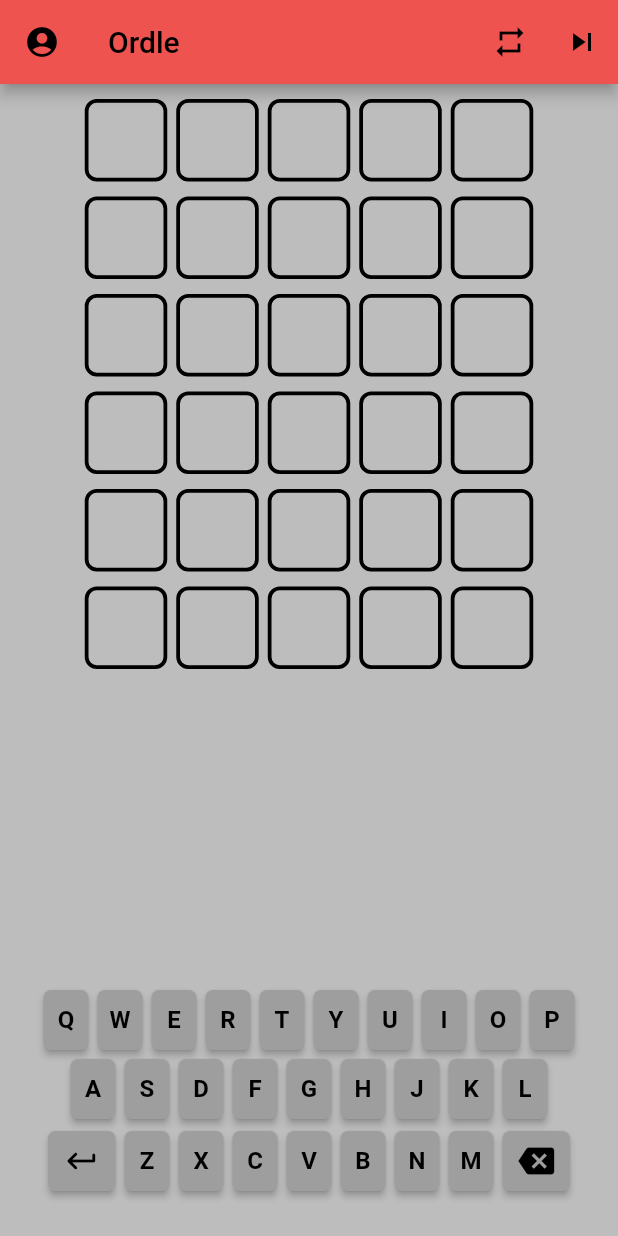
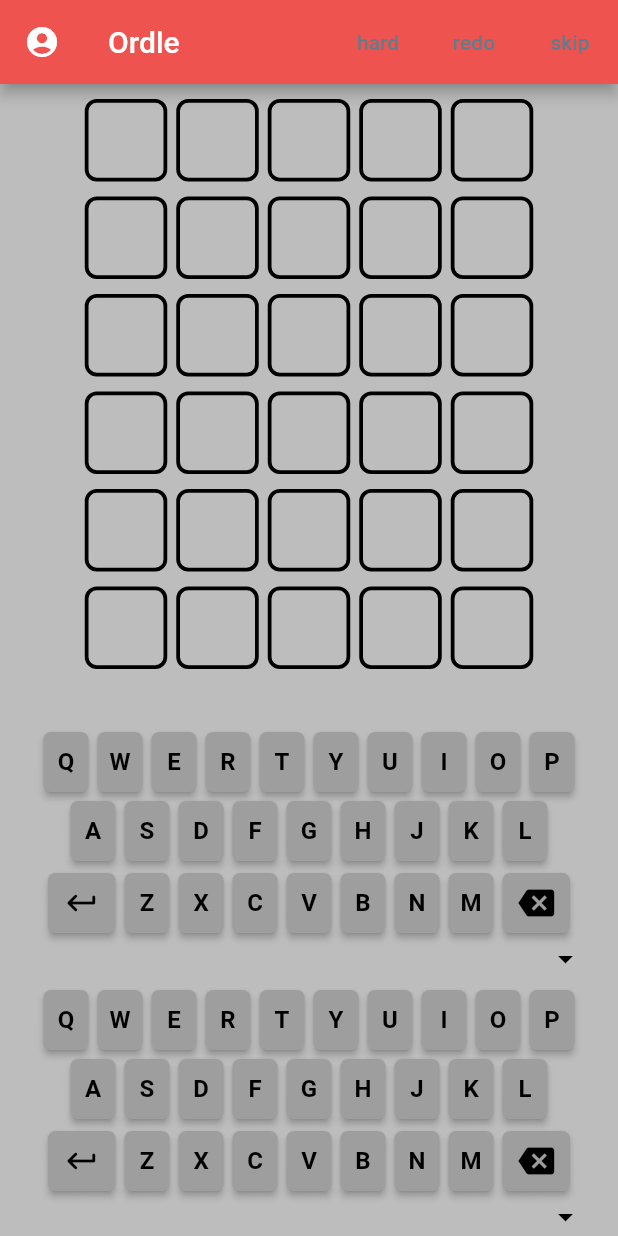
Before and after one commit to aminaramoon/ordle, a Flutter app: the screen it shows after launch, on a phone screen of 412 x 824 dp. Run offline on Flutter 3.47's test engine with Material 2 defaults, Android fonts, the phone set to English and light mode, and no system bars; our stand-ins replace shared_preferences; project files that could hold a hidden picture were left out.

Commit message:
(+) visible keyboard

```diff
--- a/lib/main.dart
+++ b/lib/main.dart
@@ -34,10 +34,16 @@ class OrdleApp extends StatelessWidget {
         title: 'Ordle',
         debugShowCheckedModeBanner: false,
         theme: ThemeData(
-          primarySwatch: Colors.amber,
+          primarySwatch: Colors.blueGrey,
         ),
         routes: {
-          '/': (context) => const LifetimeReactor(child: GameScreen()),
+          '/': (context) => LifetimeReactor(
+                child: const GameScreen(),
+                onResume: () =>
+                    context.read<KeyboardProvider>().setVisible(true),
+                onInactive: () =>
+                    context.read<KeyboardProvider>().setVisible(false),
+              ),
         },
       ),
     );
--- a/lib/screens/game_screen.dart
+++ b/lib/screens/game_screen.dart
@@ -27,14 +27,16 @@ class GameScreen extends StatelessWidget {
           },
         ),
         actions: [
-          IconButton(
-            icon: const Icon(Icons.repeat),
-            tooltip: 'reset',
+          TextButton(
+            child: const Text("hard"),
+            onPressed: () => context.read<KeyboardProvider>().toggleHardMode(),
+          ),
+          TextButton(
+            child: const Text("redo"),
             onPressed: () => context.read<KeyboardProvider>().reset(),
           ),
-          IconButton(
-            icon: const Icon(Icons.skip_next),
-            tooltip: 'skip',
+          TextButton(
+            child: const Text("skip"),
             onPressed: () => context.read<KeyboardProvider>().newGame(null),
           ),
         ],
@@ -91,9 +93,10 @@ class GameScreen extends StatelessWidget {
             const WordPads(numberOfGuesses: 6),
             Expanded(child: Container()),
             const Keyboard(),
-            const SizedBox(
-              height: 20,
-            ),
+            Visibility(
+              child: const Keyboard(),
+              visible: context.watch<KeyboardProvider>().visible,
+            )
           ],
         ),
       ),
--- a/lib/services/io_service.dart
+++ b/lib/services/io_service.dart
@@ -1,5 +1,4 @@
 import 'dart:async' show Future;
-import 'dart:convert';
 import 'dart:io';
 import 'package:flutter/services.dart' show rootBundle;
 import 'package:path_provider/path_provider.dart';
--- a/lib/widgets/keyboard.dart
+++ b/lib/widgets/keyboard.dart
@@ -224,6 +224,23 @@ class Keyboard extends StatelessWidget {
                         context.read<KeyboardProvider>().removeLetter(),
                   ),
                 ]),
+            Container(
+              alignment: Alignment.bottomRight,
+              child: SizedBox(
+                height: 20,
+                child: TextButton(
+                  style: TextButton.styleFrom(
+                    primary: Colors.black,
+                    padding: const EdgeInsets.symmetric(horizontal: 5.0),
+                    shape: const RoundedRectangleBorder(
+                      borderRadius: BorderRadius.all(Radius.circular(2.0)),
+                    ),
+                  ),
+                  child: const Icon(Icons.arrow_drop_down),
+                  onPressed: () => {},
+                ),
+              ),
+            ),
           ],
         ),
       ),
--- a/lib/widgets/lifetime_reactor.dart
+++ b/lib/widgets/lifetime_reactor.dart
@@ -1,9 +1,16 @@
 import 'package:flutter/material.dart';
 
 class LifetimeReactor extends StatefulWidget {
-  const LifetimeReactor({Key? key, required this.child}) : super(key: key);
+  const LifetimeReactor(
+      {Key? key,
+      required this.child,
+      required this.onInactive,
+      required this.onResume})
+      : super(key: key);
 
   final Widget child;
+  final VoidCallback onInactive;
+  final VoidCallback onResume;
 
   @override
   State<LifetimeReactor> createState() => _LifetimeReactorState();
@@ -28,9 +35,18 @@ class _LifetimeReactorState extends State<LifetimeReactor>
 
   @override
   void didChangeAppLifecycleState(AppLifecycleState state) {
-    setState(() {
-      _notification = state;
-    });
+    if (_notification == AppLifecycleState.resumed &&
+        state != AppLifecycleState.resumed) {
+      setState(() {
+        widget.onInactive();
+      });
+    } else if (_notification != AppLifecycleState.resumed &&
+        state == AppLifecycleState.resumed) {
+      setState(() {
+        widget.onResume();
+      });
+    }
+    _notification = state;
   }
 
   @override
```
Also changed, not shown: lib/states/keyboard_provider.dart (+11 -3 lines).
